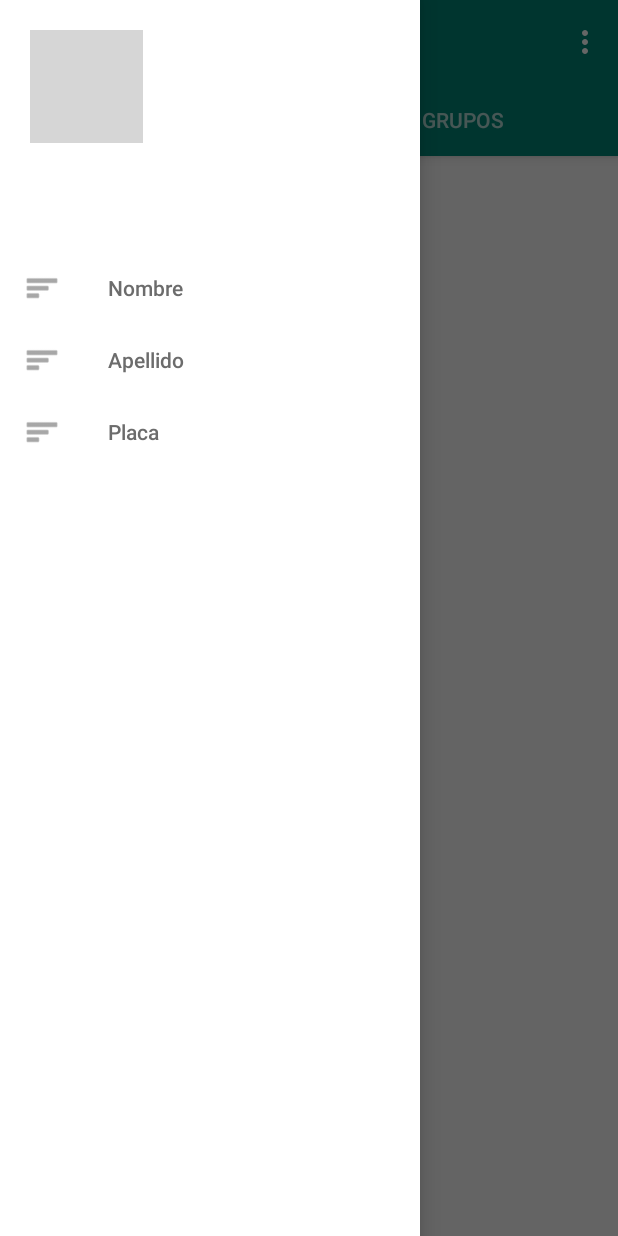
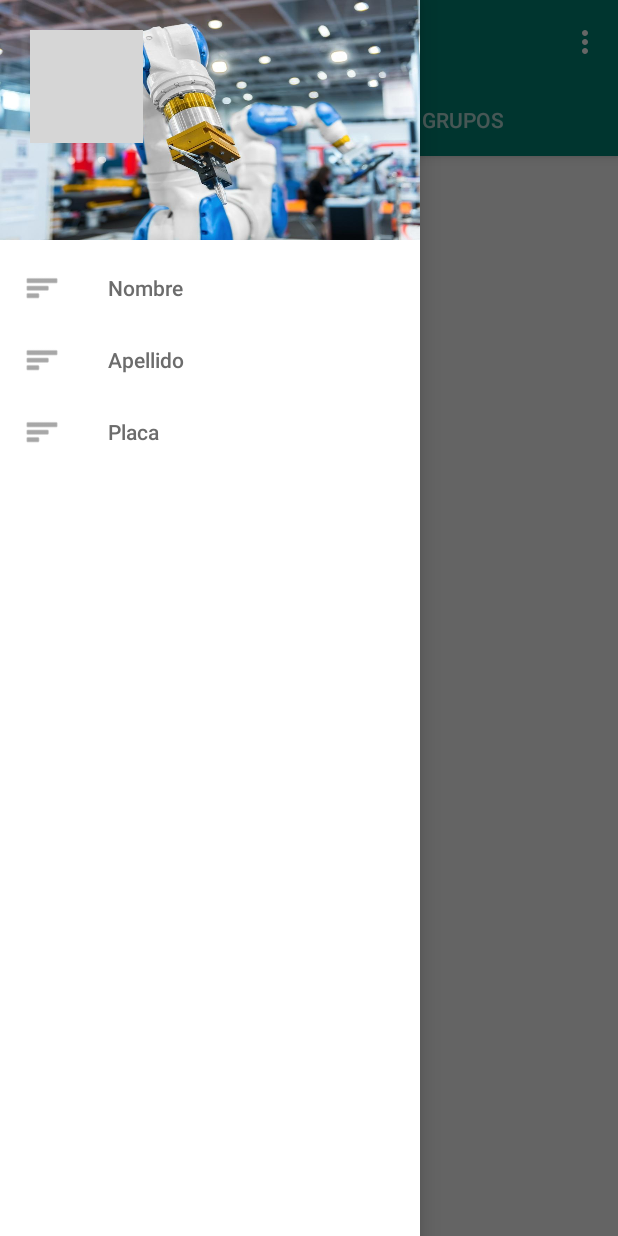
Before and after one commit to josecaros/CopCar, an Android app: the VistaInicial screen opened directly, with no data from a screen before it, with the side drawer open, on a phone screen of 412 x 824 dp. Run offline under Robolectric (Android 15) with nearby library versions, the phone set to English and light mode, and no system bars; grey boxes are pictures that could not be loaded.

Commit message:
new pull and push

```diff
--- a/app/src/main/res/layout/activity_vista_inicial.xml
+++ b/app/src/main/res/layout/activity_vista_inicial.xml
@@ -43,14 +43,14 @@
     </androidx.coordinatorlayout.widget.CoordinatorLayout>
 
     <com.google.android.material.navigation.NavigationView
+        app:headerLayout="@layout/header_navigation"
         android:layout_width="wrap_content"
         android:layout_height="match_parent"
         android:layout_gravity="start"
         android:background="@color/white"
         app:itemIconTint="@color/darkgray"
         app:itemTextColor="@color/darkgray"
-        app:menu="@menu/drawermenu"
-        app:headerLayout="@layout/header_navigation">
+        app:menu="@menu/drawermenu">
 
     </com.google.android.material.navigation.NavigationView>
 
--- a/app/src/main/res/layout/header_navigation.xml
+++ b/app/src/main/res/layout/header_navigation.xml
@@ -3,10 +3,11 @@
     android:orientation="vertical"
     android:layout_width="match_parent"
     android:layout_height="160dp"
+    android:background="@drawable/imagenav"
     android:padding="20dp">
     <ImageView
         android:src="@drawable/usericon"
         android:layout_width="75dp"
-        android:layout_height="75dp"></ImageView>
+        android:layout_height="75dp"/>
 
 </LinearLayout>
```
